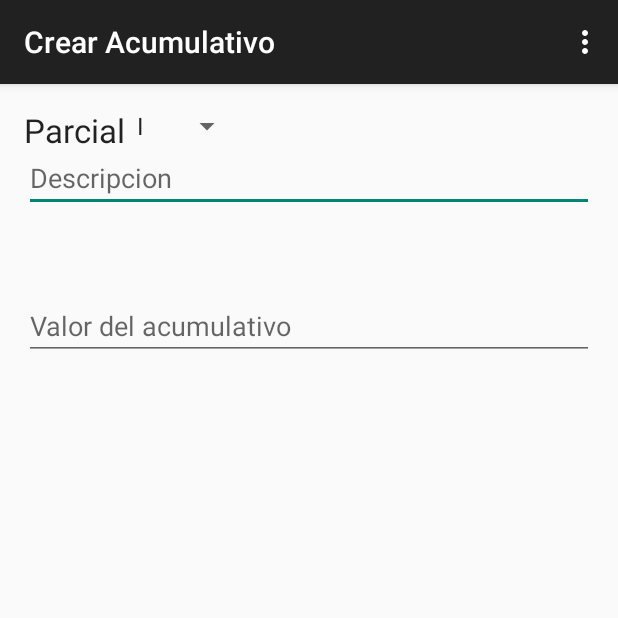
After one commit to rjosecruz/EduTools, an Android app: the activity_crear_acumulativo screen opened directly, with no data from a screen before it, on a phone screen of 412 x 824 dp, the top half of it. The commit adds this screen. Run offline under Robolectric (Android 15) with nearby library versions, the phone set to English and light mode, and no system bars.

Commit message:
Subida de proyecto

```diff
--- a/app/src/main/AndroidManifest.xml
+++ b/app/src/main/AndroidManifest.xml
@@ -10,7 +10,7 @@
         <activity
             android:name=".MenuActivity"
             android:label="@string/app_name">
-        <intent-filter>
+            <intent-filter>
                 <action android:name="android.intent.action.MAIN" />
 
                 <category android:name="android.intent.category.LAUNCHER" />
@@ -18,13 +18,16 @@
         </activity>
         <activity
             android:name=".ajuste"
-            android:label="@string/title_activity_ajuste"></activity>
+            android:label="@string/title_activity_ajuste" />
         <activity
             android:name=".clases"
-            android:label="@string/title_activity_clases"></activity>
+            android:label="@string/title_activity_clases" />
         <activity
             android:name=".activacion"
-            android:label="@string/title_activity_activacion"></activity>
+            android:label="@string/title_activity_activacion" />
+        <activity
+            android:name=".activity_crear_acumulativo"
+            android:label="@string/title_activity_activity_crear_acumulativo"></activity>
     </application>
 
 </manifest>
--- /dev/null
+++ b/app/src/main/java/com/datatecsolutions/edutools/activity_crear_acumulativo.java
@@ -0,0 +1,49 @@
+package com.datatecsolutions.edutools;
+
+import android.support.v7.app.ActionBarActivity;
+import android.os.Bundle;
+import android.view.Menu;
+import android.view.MenuItem;
+import android.widget.ArrayAdapter;
+import android.widget.Spinner;
+
+
+public class activity_crear_acumulativo extends ActionBarActivity {
+
+    private Spinner spinner1;
+
+    @Override
+    protected void onCreate(Bundle savedInstanceState) {
+        super.onCreate(savedInstanceState);
+        setContentView(R.layout.activity_activity_crear_acumulativo);
+
+
+        spinner1 = (Spinner) findViewById(R.id.sp_pacial);
+        String[] opciones = {"I", "II", "III", "IV"};
+        ArrayAdapter<String> adapter = new ArrayAdapter<String>(this, android.R.layout.simple_spinner_item, opciones);
+        spinner1.setAdapter(adapter);
+    }
+
+
+    @Override
+    public boolean onCreateOptionsMenu(Menu menu) {
+        // Inflate the menu; this adds items to the action bar if it is present.
+        getMenuInflater().inflate(R.menu.menu_activity_crear_acumulativo, menu);
+        return true;
+    }
+
+    @Override
+    public boolean onOptionsItemSelected(MenuItem item) {
+        // Handle action bar item clicks here. The action bar will
+        // automatically handle clicks on the Home/Up button, so long
+        // as you specify a parent activity in AndroidManifest.xml.
+        int id = item.getItemId();
+
+        //noinspection SimplifiableIfStatement
+        if (id == R.id.action_settings) {
+            return true;
+        }
+
+        return super.onOptionsItemSelected(item);
+    }
+}
--- /dev/null
+++ b/app/src/main/res/layout/activity_activity_crear_acumulativo.xml
@@ -0,0 +1,53 @@
+<RelativeLayout xmlns:android="http://schemas.android.com/apk/res/android"
+    xmlns:tools="http://schemas.android.com/tools"
+    android:layout_width="match_parent"
+    android:layout_height="match_parent"
+    android:paddingLeft="@dimen/activity_horizontal_margin"
+    android:paddingRight="@dimen/activity_horizontal_margin"
+    android:paddingTop="@dimen/activity_vertical_margin"
+    android:paddingBottom="@dimen/activity_vertical_margin"
+    tools:context="com.datatecsolutions.edutools.activity_crear_acumulativo">
+
+    <EditText
+        android:layout_width="wrap_content"
+        android:layout_height="wrap_content"
+        android:id="@+id/editText"
+        android:hint="Descripcion"
+        android:layout_below="@+id/sp_pacial"
+        android:layout_alignParentRight="true"
+        android:layout_alignParentEnd="true"
+        android:layout_alignParentLeft="true"
+        android:layout_alignParentStart="true" />
+
+    <Spinner
+        android:layout_width="wrap_content"
+        android:layout_height="wrap_content"
+        android:id="@+id/sp_pacial"
+        android:spinnerMode="dialog"
+        android:layout_alignTop="@+id/textView"
+        android:layout_toRightOf="@+id/textView"
+        android:layout_toEndOf="@+id/textView" />
+
+    <TextView
+        android:layout_width="wrap_content"
+        android:layout_height="wrap_content"
+        android:textAppearance="?android:attr/textAppearanceLarge"
+        android:text="Parcial"
+        android:id="@+id/textView"
+        android:layout_alignParentTop="true"
+        android:layout_alignParentLeft="true"
+        android:layout_alignParentStart="true" />
+
+    <EditText
+        android:layout_width="wrap_content"
+        android:layout_height="wrap_content"
+        android:id="@+id/etxt_valor"
+        android:hint="Valor del acumulativo"
+        android:layout_below="@+id/editText"
+        android:layout_alignLeft="@+id/editText"
+        android:layout_alignStart="@+id/editText"
+        android:layout_marginTop="53dp"
+        android:layout_alignParentRight="true"
+        android:layout_alignParentEnd="true" />
+
+</RelativeLayout>
--- /dev/null
+++ b/app/src/main/res/menu/menu_activity_crear_acumulativo.xml
@@ -0,0 +1,10 @@
+<menu xmlns:android="http://schemas.android.com/apk/res/android"
+    xmlns:app="http://schemas.android.com/apk/res-auto"
+    xmlns:tools="http://schemas.android.com/tools"
+    tools:context="com.datatecsolutions.edutools.activity_crear_acumulativo">
+    <item
+        android:id="@+id/action_settings"
+        android:title="@string/action_settings"
+        android:orderInCategory="100"
+        app:showAsAction="never" />
+</menu>
--- a/app/src/main/res/values/strings.xml
+++ b/app/src/main/res/values/strings.xml
@@ -14,5 +14,6 @@
     <string name="hello_world">Hello world!</string>
     <string name="title_activity_clases">Lista de Clases</string>
     <string name="title_activity_activacion">Activacion</string>
+    <string name="title_activity_activity_crear_acumulativo">Crear Acumulativo</string>
 
 </resources>
```
